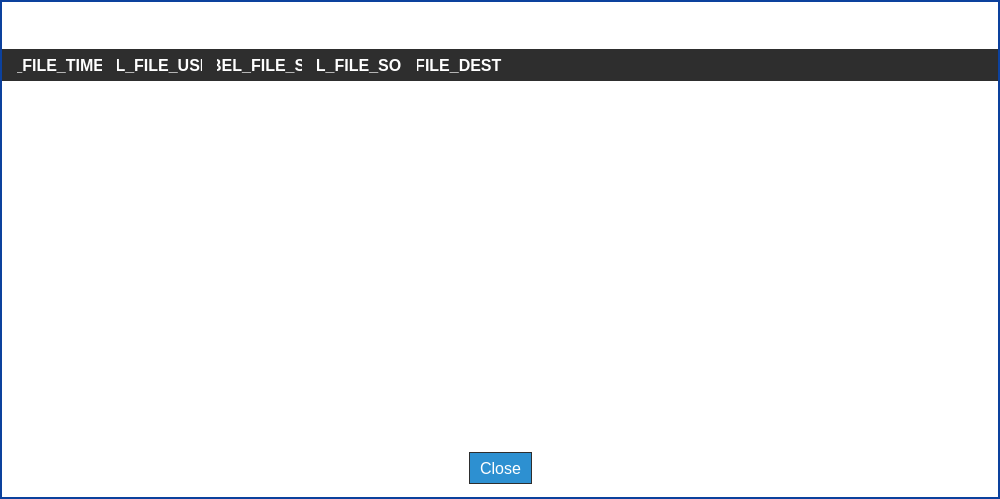
This is parsec/core/gui/forms/file_history_dialog.ui in Scille/parsec-cloud as Qt 5 draws it before an edit. The edited form follows.
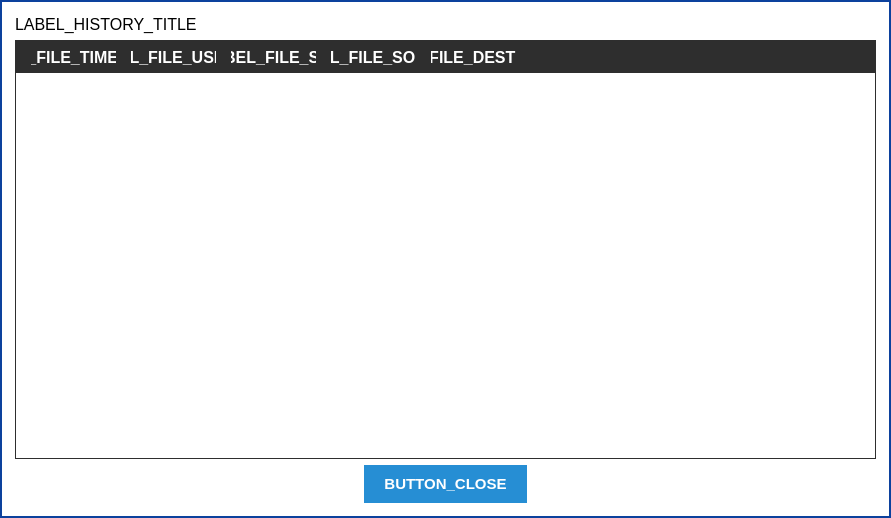
This is the edited form. Icons and pictures are not drawn. Custom widgets are drawn as their Qt base class.

Commit message: [GUI] Styled file history, fixed translations, added cancel

```diff
--- a/parsec/core/gui/forms/file_history_dialog.ui
+++ b/parsec/core/gui/forms/file_history_dialog.ui
@@ -6,8 +6,8 @@
    <rect>
     <x>0</x>
     <y>0</y>
-    <width>1000</width>
-    <height>499</height>
+    <width>891</width>
+    <height>518</height>
    </rect>
   </property>
   <property name="windowTitle">
@@ -19,11 +19,46 @@
 background-color: rgb(255, 255, 255);
 }
 
+QWidget#widget
+{
+border: 2px solid rgb(12, 65, 157);
+background-color: rgb(255, 255, 255);
+}
+
+QPushButton
+{
+color: white;
+background-color: rgb(38, 142, 212);
+border: 0;
+padding: 3px;
+font-size: 15px;
+font-weight: bold;
+height: 32px;
+padding-left: 20px;
+padding-right: 20px;
+}
+
+QPushButton:pressed
+{
+background-color: rgb(20, 122, 192);
+}
+
+QPushButton:disabled
+{
+background-color: rgb(112, 112, 112);
+color: rgb(255, 255, 255);
+}
+
 QScrollBar:vertical
 {
 background: rgb(255, 255, 255);
 }
 
+QTableWidget#versions_table
+{
+border: 1px solid rgb(46, 46, 46);
+}
+
 QScrollBar::handle:vertical
 {
 background: rgb(46, 46, 46);
@@ -114,98 +149,79 @@
    <item>
     <widget class="QWidget" name="widget" native="true">
      <property name="styleSheet">
-      <string notr="true">QWidget#widget
-{
-border: 2px solid rgb(12, 65, 157);
-background-color: rgb(255, 255, 255);
-}
-
-QLineEdit
-{
-border: 1px solid rgb(46, 46, 46);
-padding-left: 10px;
-color: rgb(0, 0, 0);
-}
-
-QLineEdit:disabled
-{
-background-color: rgb(200, 200, 200);
-}
-
-QComboBox
-{
-border: 1px solid rgb(46, 46, 46);
-background-color: white;
-color: black;
-padding-left: 5px;
-}
-
-QComboBox:disabled
-{
-background-color: rgb(220, 220, 220);
-}
-
-QComboBox::drop-down
-{
-border: 0px;
-background-color: rgb(255, 255, 255);
-}
-
-QComboBox::down-arrow
-{
-image: url(:/icons/images/icons/down-arrow.png);
-width: 16px;
-height: 16px;
-padding-right: 5px;
-}
-
-QComboBox::drop-down:disabled
-{
-background-color: rgb(220, 220, 220);
-}</string>
+      <string notr="true"/>
      </property>
      <layout class="QVBoxLayout" name="verticalLayout_2">
       <property name="leftMargin">
-       <number>2</number>
+       <number>15</number>
       </property>
       <property name="topMargin">
        <number>15</number>
       </property>
       <property name="rightMargin">
-       <number>2</number>
+       <number>15</number>
       </property>
       <property name="bottomMargin">
        <number>15</number>
       </property>
-      <item>
-       <widget class="QLabel" name="label_file_name">
-        <property name="font">
-         <font>
-          <pointsize>12</pointsize>
-         </font>
-        </property>
-        <property name="text">
-         <string/>
-        </property>
-       </widget>
-      </item>
       <item>
        <layout class="QHBoxLayout" name="horizontalLayout_2">
+        <property name="spacing">
+         <number>10</number>
+        </property>
         <property name="leftMargin">
-         <number>15</number>
+         <number>0</number>
         </property>
         <property name="rightMargin">
-         <number>15</number>
+         <number>0</number>
         </property>
+        <item>
+         <widget class="QLabel" name="label">
+          <property name="sizePolicy">
+           <sizepolicy hsizetype="Minimum" vsizetype="Preferred">
+            <horstretch>0</horstretch>
+            <verstretch>0</verstretch>
+           </sizepolicy>
+          </property>
+          <property name="font">
+           <font>
+            <pointsize>12</pointsize>
+           </font>
+          </property>
+          <property name="text">
+           <string>LABEL_HISTORY_TITLE</string>
+          </property>
+         </widget>
+        </item>
+        <item>
+         <widget class="QLabel" name="label_file_name">
+          <property name="sizePolicy">
+           <sizepolicy hsizetype="Expanding" vsizetype="Preferred">
+            <horstretch>0</horstretch>
+            <verstretch>0</verstretch>
+           </sizepolicy>
+          </property>
+          <property name="font">
+           <font>
+            <pointsize>12</pointsize>
+            <weight>75</weight>
+            <bold>true</bold>
+           </font>
+          </property>
+          <property name="text">
+           <string/>
+          </property>
+         </widget>
+        </item>
        </layout>
       </item>
       <item>
        <layout class="QVBoxLayout" name="verticalLayout_3">
         <property name="topMargin">
-         <number>10</number>
+         <number>0</number>
         </property>
         <property name="bottomMargin">
-         <number>10</number>
+         <number>0</number>
         </property>
         <item>
          <widget class="VersionsTable" name="versions_table">
@@ -339,53 +355,9 @@
          </spacer>
         </item>
         <item>
-         <widget class="QPushButton" name="button_close">
-          <property name="minimumSize">
-           <size>
-            <width>0</width>
-            <height>32</height>
-           </size>
-          </property>
-          <property name="font">
-           <font>
-            <pointsize>12</pointsize>
-           </font>
-          </property>
-          <property name="layoutDirection">
-           <enum>Qt::RightToLeft</enum>
-          </property>
-          <property name="styleSheet">
-           <string notr="true">QPushButton#button_close
-{
-background-color: rgb(45, 144, 209);
-border: 1px solid rgb(46, 46, 46);
-color: rgb(255, 255, 255);
-padding-left: 10px;
-padding-right: 10px;
-}
-
-QPushButton#button_close:disabled
-{
-border: 1px solid rgb(46, 46, 46);
-background-color: rgb(112, 122, 153);
-color: rgb(255, 255, 255);
-}</string>
-          </property>
+         <widget class="ShadowedButton" name="button_close">
           <property name="text">
-           <string>Close</string>
-          </property>
-          <property name="icon">
-           <iconset resource="../rc/resources.qrc">
-            <normaloff>:/icons/images/icons/cancel_white.png</normaloff>:/icons/images/icons/cancel_white.png</iconset>
-          </property>
-          <property name="iconSize">
-           <size>
-            <width>20</width>
-            <height>20</height>
-           </size>
-          </property>
-          <property name="flat">
-           <bool>true</bool>
+           <string>BUTTON_CLOSE</string>
           </property>
          </widget>
         </item>
@@ -410,6 +382,11 @@
   </layout>
  </widget>
  <customwidgets>
+  <customwidget>
+   <class>ShadowedButton</class>
+   <extends>QPushButton</extends>
+   <header>parsec.core.gui.custom_widgets</header>
+  </customwidget>
   <customwidget>
    <class>VersionsTable</class>
    <extends>QTableWidget</extends>
```
Left out of the diff: 27 changed lines with no effect on the pictures. The commit also changes 9 other files.
